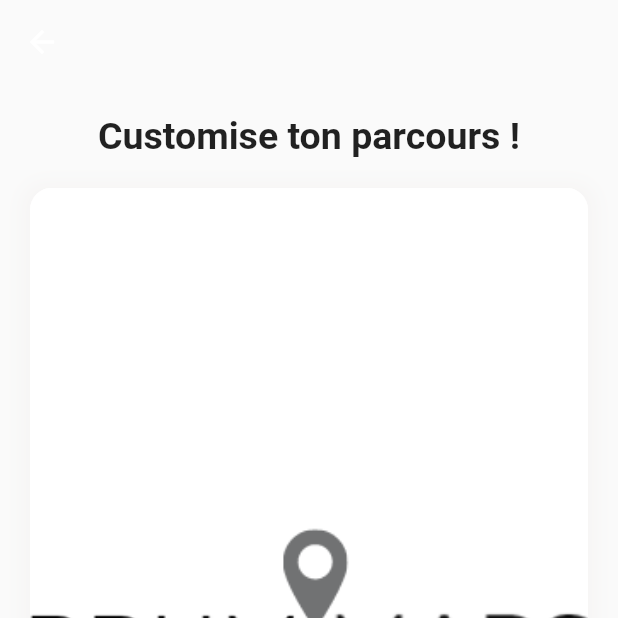
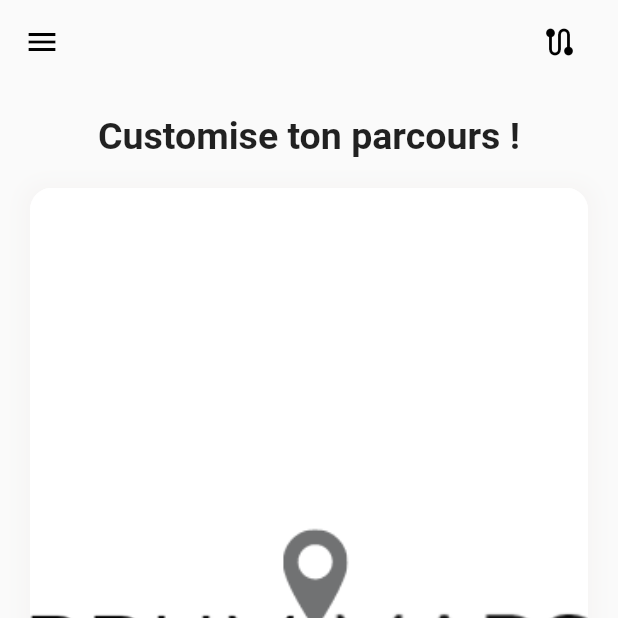
Before and after one commit to Brum-maps/brum_maps_app, a Flutter app: the TinderPage screen opened directly, on a phone screen of 412 x 824 dp, the top half of it. Run offline on Flutter 3.47's test engine with Material 2 defaults, Android fonts, the phone set to English and light mode, and no system bars; our stand-ins replace bloc, equatable, flutter_bloc, geocoding, geolocator, google_fonts and 1 more; missing offline and left inert: flow_builder, flutter_polyline_points.

Commit message:
updated Navigation

```diff
--- a/lib/tinder/view/tinder_page.dart
+++ b/lib/tinder/view/tinder_page.dart
@@ -23,9 +23,25 @@ class TinderPage extends StatelessWidget {
         return ChangeNotifierProvider(
           create: (context) => CardProvider(steps: state.steps),
           child: Scaffold(
+            drawer: AppDrawer(),
             appBar: AppBar(
+              iconTheme: const IconThemeData(
+                color: Colors.black
+              ),
               elevation: 0,
               backgroundColor: Colors.transparent,
+              actions: [
+                Padding(
+                  padding: const EdgeInsets.symmetric(horizontal: 15.0),
+                  child: IconButton(onPressed: (){
+                    Navigator.of(context).push(
+                      MaterialPageRoute(builder: (context) {
+                        return const HomePage();
+                      },)
+                    );
+                  }, icon: Icon(Icons.route_rounded)),
+                )
+              ],
             ),
             body: SafeArea(
               child: Column(
```
